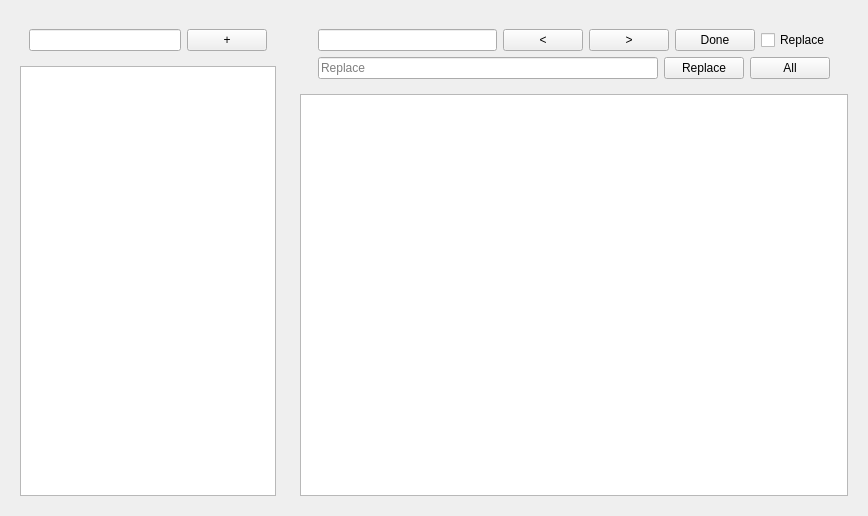
Above: ui/mainWindow.ui from coskunyerli/Kiwi before the change. Below: the same form after it.
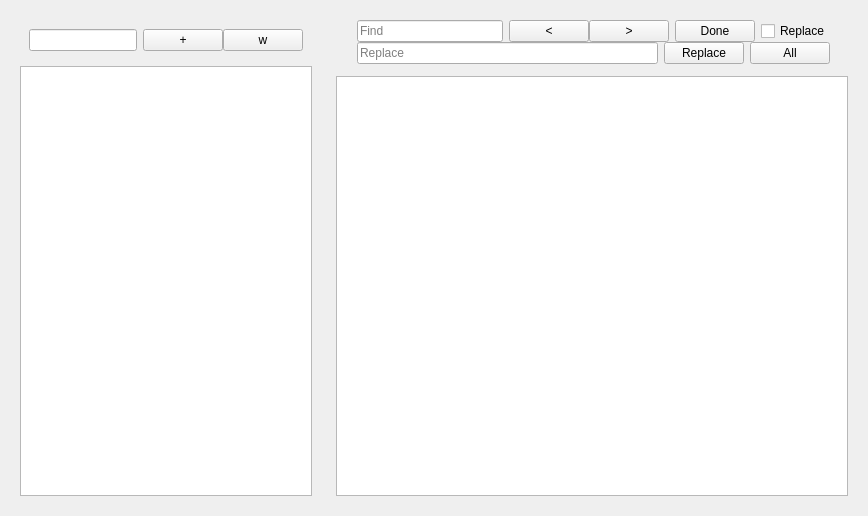
That is the form after the change.

Commit message: Design is changed

```diff
--- a/ui/mainWindow.ui
+++ b/ui/mainWindow.ui
@@ -30,10 +30,56 @@
           <widget class="QLineEdit" name="searchLineBoxInFileList"/>
          </item>
          <item>
-          <widget class="QPushButton" name="newFileButton">
-           <property name="text">
-            <string>+</string>
-           </property>
+          <widget class="QWidget" name="addFileWidget" native="true">
+           <layout class="QHBoxLayout" name="horizontalLayout_6">
+            <property name="spacing">
+             <number>0</number>
+            </property>
+            <property name="sizeConstraint">
+             <enum>QLayout::SetDefaultConstraint</enum>
+            </property>
+            <property name="margin">
+             <number>0</number>
+            </property>
+            <item>
+             <widget class="QPushButton" name="newFileButton">
+              <property name="text">
+               <string>+</string>
+              </property>
+             </widget>
+            </item>
+            <item>
+             <widget class="QPushButton" name="newFolderButton">
+              <property name="enabled">
+               <bool>true</bool>
+              </property>
+              <property name="sizePolicy">
+               <sizepolicy hsizetype="Minimum" vsizetype="Fixed">
+                <horstretch>0</horstretch>
+                <verstretch>0</verstretch>
+               </sizepolicy>
+              </property>
+              <property name="maximumSize">
+               <size>
+                <width>16777215</width>
+                <height>16777215</height>
+               </size>
+              </property>
+              <property name="styleSheet">
+               <string notr="true"/>
+              </property>
+              <property name="text">
+               <string>w</string>
+              </property>
+              <property name="autoDefault">
+               <bool>false</bool>
+              </property>
+              <property name="flat">
+               <bool>false</bool>
+              </property>
+             </widget>
+            </item>
+           </layout>
           </widget>
          </item>
         </layout>
@@ -56,12 +102,30 @@
       </sizepolicy>
      </property>
      <layout class="QVBoxLayout" name="verticalLayout">
+      <property name="spacing">
+       <number>0</number>
+      </property>
       <item>
        <widget class="QWidget" name="searchWidgetInEditor" native="true">
         <layout class="QVBoxLayout" name="verticalLayout_3">
+         <property name="spacing">
+          <number>0</number>
+         </property>
+         <property name="leftMargin">
+          <number>12</number>
+         </property>
+         <property name="topMargin">
+          <number>0</number>
+         </property>
+         <property name="bottomMargin">
+          <number>0</number>
+         </property>
          <item>
           <widget class="QWidget" name="searchWidget" native="true">
-           <layout class="QHBoxLayout" name="horizontalLayout">
+           <layout class="QHBoxLayout" name="horizontalLayout_5">
+            <property name="spacing">
+             <number>-1</number>
+            </property>
             <property name="topMargin">
              <number>0</number>
             </property>
@@ -69,20 +133,63 @@
              <number>0</number>
             </property>
             <item>
-             <widget class="QLineEdit" name="searchLineBoxInEditor"/>
-            </item>
-            <item>
-             <widget class="QPushButton" name="prevWordButton">
-              <property name="text">
-               <string>&lt;</string>
+             <widget class="QLineEdit" name="searchLineBoxInEditor">
+              <property name="placeholderText">
+               <string>Find</string>
               </property>
              </widget>
             </item>
             <item>
-             <widget class="QPushButton" name="nextWordButton">
-              <property name="text">
-               <string>&gt;</string>
-              </property>
+             <widget class="QWidget" name="widget" native="true">
+              <layout class="QHBoxLayout" name="horizontalLayout">
+               <property name="spacing">
+                <number>0</number>
+               </property>
+               <property name="sizeConstraint">
+                <enum>QLayout::SetDefaultConstraint</enum>
+               </property>
+               <property name="margin">
+                <number>0</number>
+               </property>
+               <item>
+                <widget class="QPushButton" name="prevWordButton">
+                 <property name="text">
+                  <string>&lt;</string>
+                 </property>
+                </widget>
+               </item>
+               <item>
+                <widget class="QPushButton" name="nextWordButton">
+                 <property name="enabled">
+                  <bool>true</bool>
+                 </property>
+                 <property name="sizePolicy">
+                  <sizepolicy hsizetype="Minimum" vsizetype="Fixed">
+                   <horstretch>0</horstretch>
+                   <verstretch>0</verstretch>
+                  </sizepolicy>
+                 </property>
+                 <property name="maximumSize">
+                  <size>
+                   <width>16777215</width>
+                   <height>16777215</height>
+                  </size>
+                 </property>
+                 <property name="styleSheet">
+                  <string notr="true"/>
+                 </property>
+                 <property name="text">
+                  <string>&gt;</string>
+                 </property>
+                 <property name="autoDefault">
+                  <bool>false</bool>
+                 </property>
+                 <property name="flat">
+                  <bool>false</bool>
+                 </property>
+                </widget>
+               </item>
+              </layout>
              </widget>
             </item>
             <item>
@@ -109,7 +216,7 @@
              <number>0</number>
             </property>
             <property name="bottomMargin">
-             <number>0</number>
+             <number>12</number>
             </property>
             <item>
              <widget class="QLineEdit" name="replaceLineEdit">
@@ -139,7 +246,7 @@
        </widget>
       </item>
       <item>
-       <widget class="QTextEdit" name="editor"/>
+       <widget class="QPlainTextEdit" name="editor"/>
       </item>
      </layout>
     </widget>
```
The commit also changes 2 other files.
